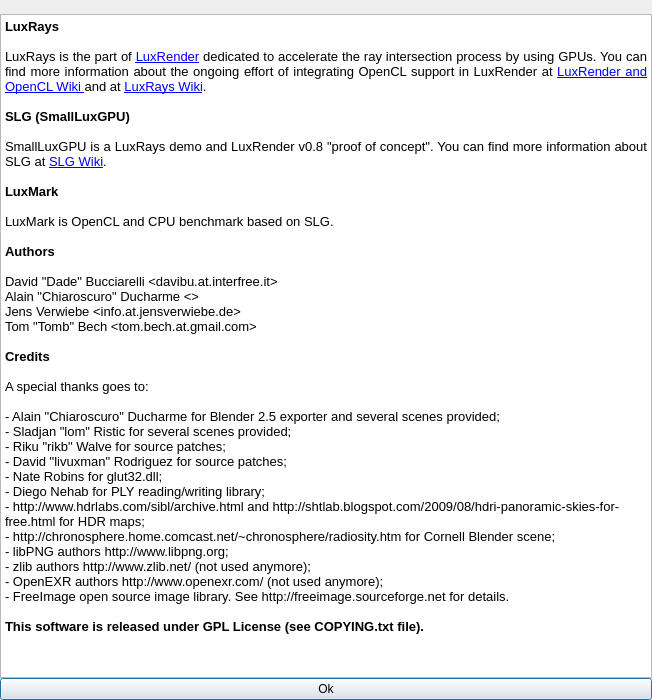
The window that samples/luxmark/aboutdialog.ui (LuxCoreRender/LuxCore) describes before a commit, drawn with Qt 5.
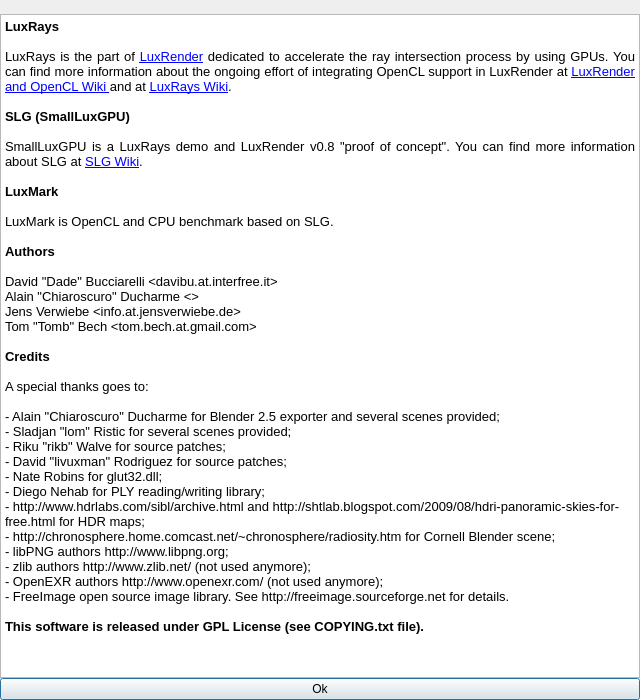
The same window after the commit. Icons and pictures are not drawn.

Commit message: LuxMark: submit button is now enabled only for Sala and LuxBall HDR scene

```diff
--- a/samples/luxmark/aboutdialog.ui
+++ b/samples/luxmark/aboutdialog.ui
@@ -9,7 +9,7 @@
    <rect>
     <x>0</x>
     <y>0</y>
-    <width>652</width>
+    <width>640</width>
     <height>700</height>
    </rect>
   </property>
@@ -67,7 +67,7 @@
       <string>&lt;!DOCTYPE HTML PUBLIC &quot;-//W3C//DTD HTML 4.0//EN&quot; &quot;http://www.w3.org/TR/REC-html40/strict.dtd&quot;&gt;
 &lt;html&gt;&lt;head&gt;&lt;meta name=&quot;qrichtext&quot; content=&quot;1&quot; /&gt;&lt;style type=&quot;text/css&quot;&gt;
 p, li { white-space: pre-wrap; }
-&lt;/style&gt;&lt;/head&gt;&lt;body style=&quot; font-family:'Lucida Grande'; font-size:13pt; font-weight:400; font-style:normal;&quot;&gt;
+&lt;/style&gt;&lt;/head&gt;&lt;body style=&quot; font-family:'Ubuntu'; font-size:11pt; font-weight:400; font-style:normal;&quot;&gt;
 &lt;p style=&quot; margin-top:0px; margin-bottom:0px; margin-left:0px; margin-right:0px; -qt-block-indent:0; text-indent:0px;&quot;&gt;&lt;span style=&quot; font-family:'Sans'; font-size:10pt; font-weight:600;&quot;&gt;LuxRays&lt;/span&gt;&lt;/p&gt;
 &lt;p style=&quot;-qt-paragraph-type:empty; margin-top:0px; margin-bottom:0px; margin-left:0px; margin-right:0px; -qt-block-indent:0; text-indent:0px; font-family:'Sans'; font-size:10pt;&quot;&gt;&lt;/p&gt;
 &lt;p align=&quot;justify&quot; style=&quot; margin-top:0px; margin-bottom:0px; margin-left:0px; margin-right:0px; -qt-block-indent:0; text-indent:0px;&quot;&gt;&lt;span style=&quot; font-family:'Sans'; font-size:10pt;&quot;&gt;LuxRays is the part of &lt;/span&gt;&lt;a href=&quot;http://www.luxrender.net&quot;&gt;&lt;span style=&quot; font-family:'Sans'; font-size:10pt; text-decoration: underline; color:#0000ff;&quot;&gt;LuxRender&lt;/span&gt;&lt;/a&gt;&lt;span style=&quot; font-family:'Sans'; font-size:10pt;&quot;&gt; dedicated to accelerate the ray intersection process by using GPUs. You can find more information about the ongoing effort of integrating OpenCL support in LuxRender at &lt;/span&gt;&lt;a href=&quot;http://www.luxrender.net/wiki/index.php?title=Luxrender_and_OpenCL&quot;&gt;&lt;span style=&quot; font-family:'Sans'; font-size:10pt; text-decoration: underline; color:#0000ff;&quot;&gt;LuxRender and OpenCL Wiki &lt;/span&gt;&lt;/a&gt;&lt;span style=&quot; font-family:'Sans'; font-size:10pt;&quot;&gt;and at &lt;/span&gt;&lt;a href=&quot;http://www.luxrender.net/wiki/index.php?title=LuxRays&quot;&gt;&lt;span style=&quot; font-family:'Sans'; font-size:10pt; text-decoration: underline; color:#0000ff;&quot;&gt;LuxRays Wiki&lt;/span&gt;&lt;/a&gt;&lt;span style=&quot; font-family:'Sans'; font-size:10pt;&quot;&gt;.&lt;/span&gt;&lt;/p&gt;
```
The commit also changes 2 other files.
